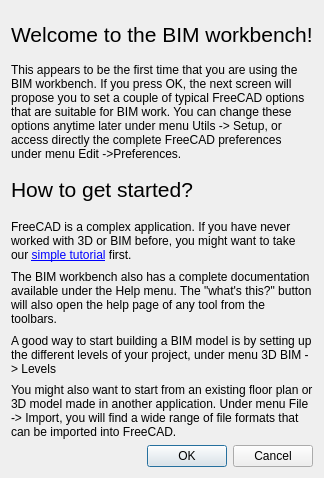
Before: the Qt Designer form dialogWelcome.ui in yorikvanhavre/BIM_Workbench, drawn with Qt 5.
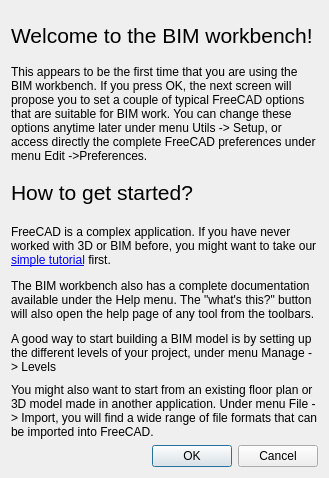
After: the same form once the commit is applied.

Commit message: Implemented levels dialog

What changed in the file:
```diff
--- a/dialogWelcome.ui
+++ b/dialogWelcome.ui
@@ -6,7 +6,7 @@
    <rect>
     <x>0</x>
     <y>0</y>
-    <width>323</width>
+    <width>329</width>
     <height>478</height>
    </rect>
   </property>
@@ -71,7 +71,7 @@
    <item>
     <widget class="QLabel" name="label_5">
      <property name="text">
-      <string>A good way to start building a BIM model is by setting up the different levels of your project, under menu 3D BIM -&gt; Levels</string>
+      <string>A good way to start building a BIM model is by setting up the different levels of your project, under menu Manage -&gt; Levels</string>
      </property>
      <property name="wordWrap">
       <bool>true</bool>
```
The commit also changes 2 other files.
